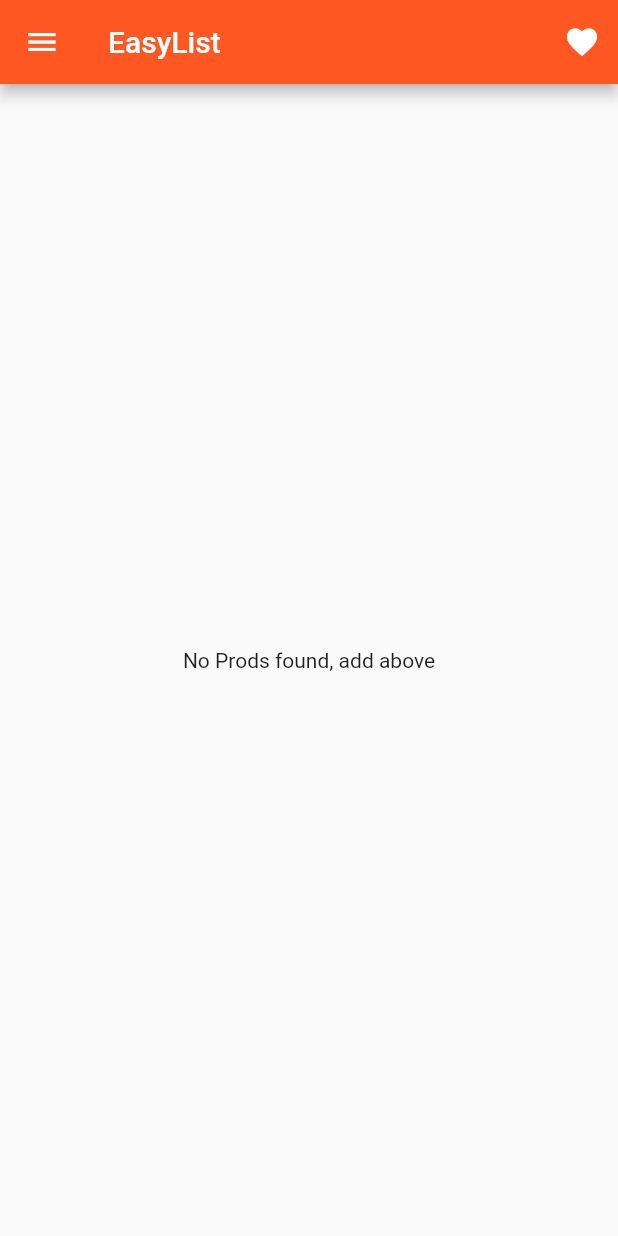
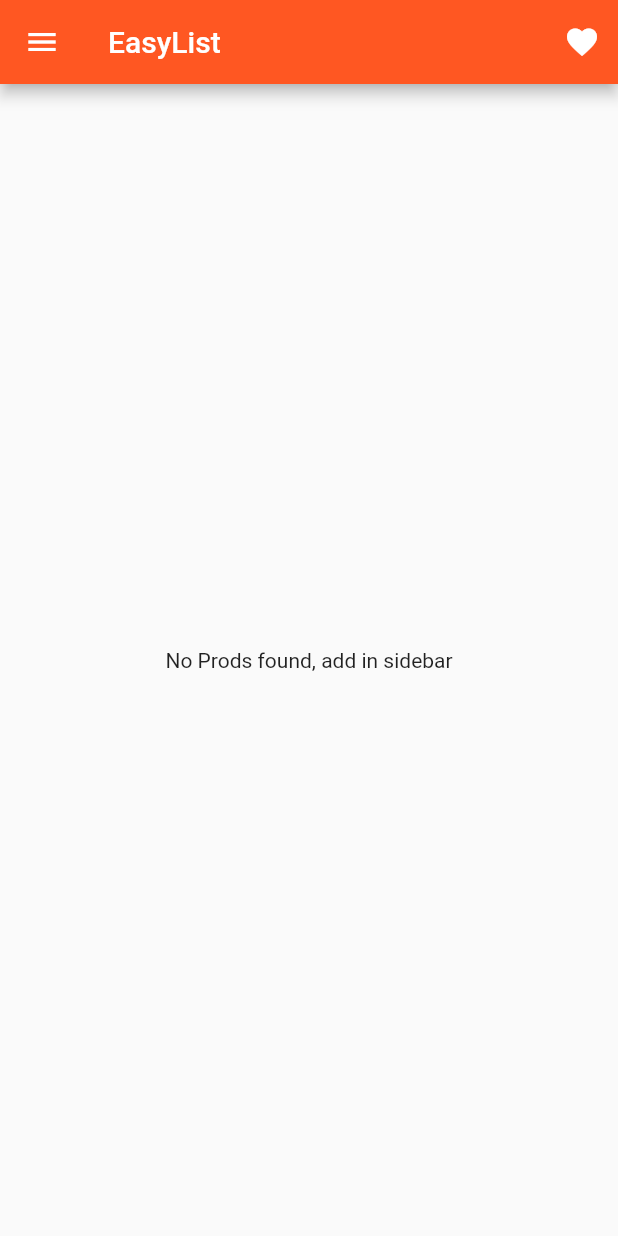
Before and after one commit to JGH153/learning-flutter, a Flutter app: the ProductsPage screen opened by its route, on a phone screen of 412 x 824 dp. Run offline on Flutter 3.47's test engine with Material 2 defaults, Android fonts, the phone set to English and light mode, and no system bars.

```diff
--- a/first_flut/lib/widgets/products/products.dart
+++ b/first_flut/lib/widgets/products/products.dart
@@ -16,7 +16,7 @@ class Products extends StatelessWidget {
       );
     } else {
       productCards = Center(
-        child: Text('No Prods found, add above'),
+        child: Text('No Prods found, add in sidebar'),
       );
     }
     return productCards;
```
Also changed, not shown: 1 other file.
